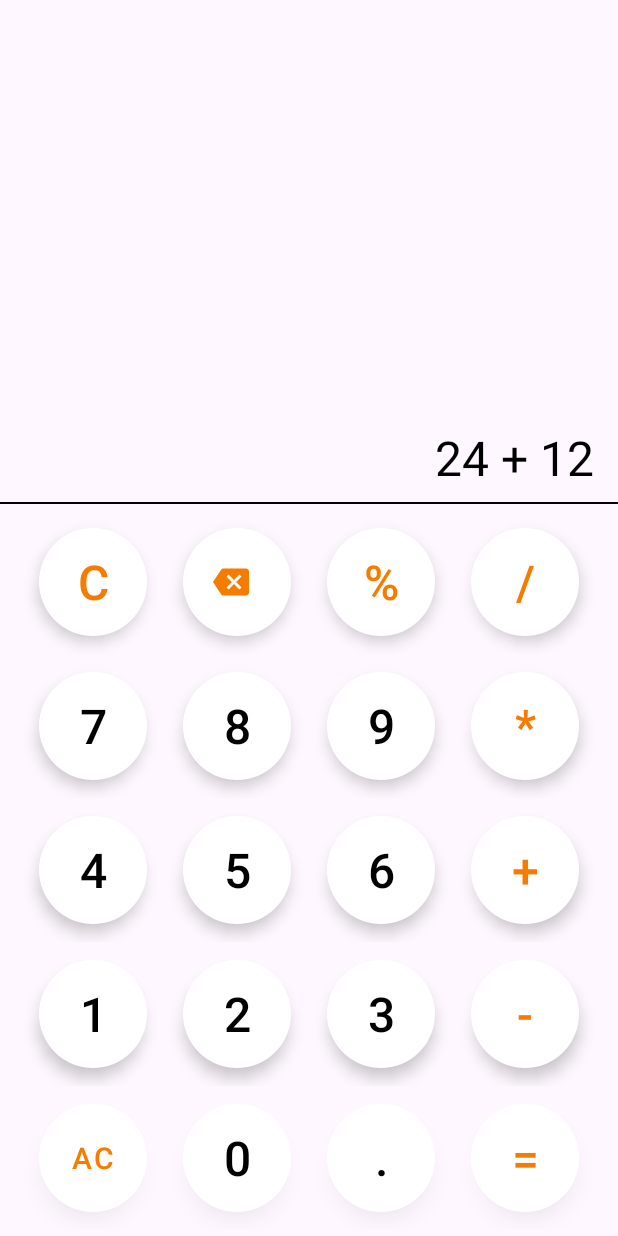
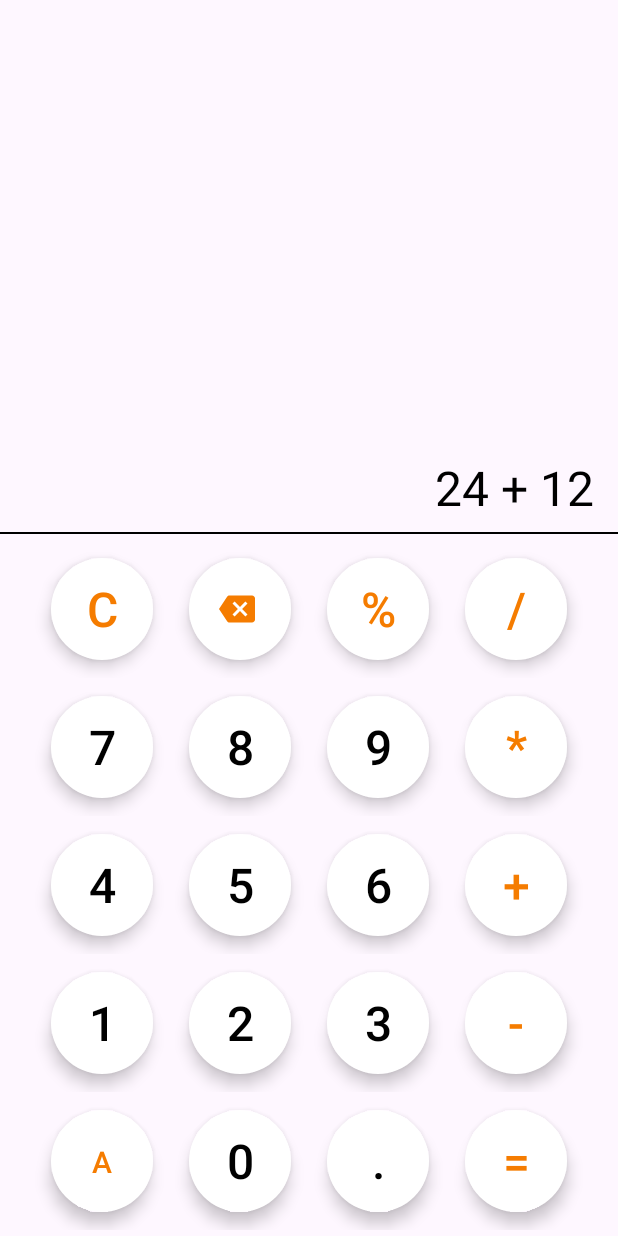
Before and after one commit to dev-satyamthakur/Basic-Calculator, an Android app: the layout activity_main.xml on its own in the app's theme, with its tools: preview values and no code run, on a phone screen of 412 x 824 dp. Run offline under Robolectric (Android 15) with nearby library versions, the phone set to English and light mode, and no system bars.

Commit message:
Adjusting button size

```diff
--- a/app/src/main/res/values/themes.xml
+++ b/app/src/main/res/values/themes.xml
@@ -18,8 +18,8 @@
     </style>
 
     <style name="CommonButton" parent="Widget.MaterialComponents.ExtendedFloatingActionButton">
-        <item name="android:layout_width">72dp</item>
-        <item name="android:layout_height">72dp</item>
+        <item name="android:layout_width">68dp</item>
+        <item name="android:layout_height">68dp</item>
         <item name="cornerRadius">36dp</item>
         <item name="backgroundTint">@color/white</item>
         <item name="android:textColor">@color/black</item>
```
